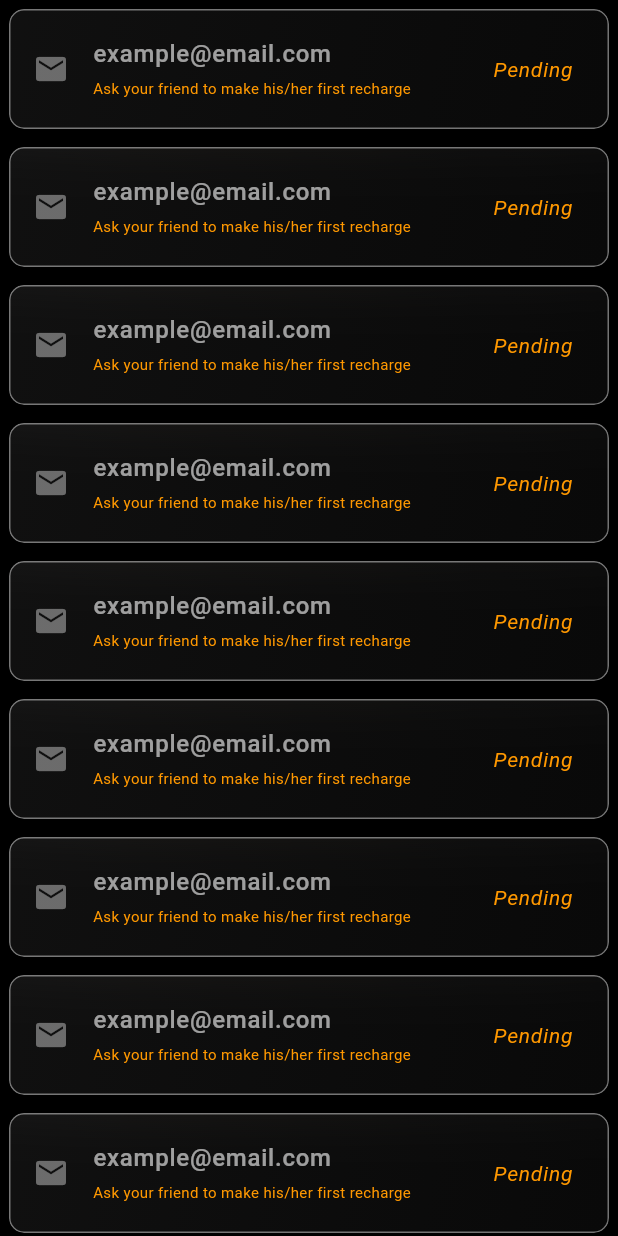
After one commit to joysarkar18/gamaru-mobile-app, a Flutter app: the ReferralsList screen opened directly, on a phone screen of 412 x 824 dp. The commit adds this screen. Run offline on Flutter 3.47's test engine with Material 2 defaults, Android fonts, the light colour scheme and no system bars; our stand-ins replace cloud_firestore, email_validator, firebase_auth, firebase_core, firebase_messaging, get and 11 more; missing offline and left inert: flutter_custom_carousel_slider, random_avatar, upi_payment_qrcode_generator; accounts and stored records are empty; statements that could not run were skipped.

Commit message:
refer status page complete

```diff
--- /dev/null
+++ b/lib/Screens/refer_screen/referrals_list.dart
@@ -0,0 +1,102 @@
+import 'package:flutter/material.dart';
+import 'package:gamaru_mobile_app/Componants/glossyEffect.dart';
+import 'package:gamaru_mobile_app/Componants/glossyExtra.dart';
+import 'package:get/get.dart';
+
+class ReferralsList extends StatelessWidget {
+  const ReferralsList({super.key});
+
+  @override
+  Widget build(BuildContext context) {
+    return Scaffold(
+      backgroundColor: Colors.black,
+      body: SafeArea(
+        child: ListView.builder(
+          itemCount: 10,
+          itemBuilder: (context, index) {
+            //-----------------------PENDING----------------------------
+            return Padding(
+              padding: const EdgeInsets.all(6.0),
+              child: GlossyCard(
+                borderRadius: 10.0,
+                borderWith: 1.0,
+                height: 80.0,
+                width: Get.width,
+                child: ListTile(
+                  leading: Icon(
+                    Icons.email,
+                    color: Colors.white38,
+                  ),
+                  title: Text(
+                    'example@email.com',
+                    style: TextStyle(
+                        fontWeight: FontWeight.w500,
+                        fontSize: 16,
+                        color: Colors.white60),
+                  ),
+                  trailing: Column(
+                    mainAxisAlignment: MainAxisAlignment.center,
+                    children: [
+                      Text(
+                        'Pending',
+                        style: TextStyle(
+                            fontWeight: FontWeight.w400,
+                            fontStyle: FontStyle.italic,
+                            fontSize: 14,
+                            color: Colors.orange),
+                      ),
+                    ],
+                  ),
+                  subtitle: Text(
+                    'Ask your friend to make his/her first recharge',
+                    style: TextStyle(
+                        fontWeight: FontWeight.w400,
+                        fontSize: 10,
+                        color: Colors.orange),
+                  ),
+                ),
+              ),
+            );
+
+            //-----------------------successful----------------------------
+            // return Padding(
+            //   padding: const EdgeInsets.all(6.0),
+            //   child: GlossyCard(
+            //     borderRadius: 10.0,
+            //     borderWith: 1.0,
+            //     height: 80.0,
+            //     width: Get.width,
+            //     child: ListTile(
+            //       leading: Icon(
+            //         Icons.email,
+            //         color: Colors.white38,
+            //       ),
+            //       title: Text(
+            //         'example@email.com',
+            //         style: TextStyle(
+            //             fontWeight: FontWeight.w500,
+            //             fontSize: 16,
+            //             color: Colors.white60),
+            //       ),
+            //       trailing: Column(
+            //         mainAxisAlignment: MainAxisAlignment.center,
+            //         children: [
+            //           Text(
+            //             'Successful',
+            //             style: TextStyle(
+            //                 fontWeight: FontWeight.w400,
+            //                 fontStyle: FontStyle.italic,
+            //                 fontSize: 14,
+            //                 color: Colors.green),
+            //           ),
+            //         ],
+            //       ),
+            //     ),
+            //   ),
+            // );
+          },
+        ),
+      ),
+    );
+  }
+}
```
Also changed, not shown: lib/Screens/refer_screen/refer_earn_screen.dart (+26 -3 lines).
